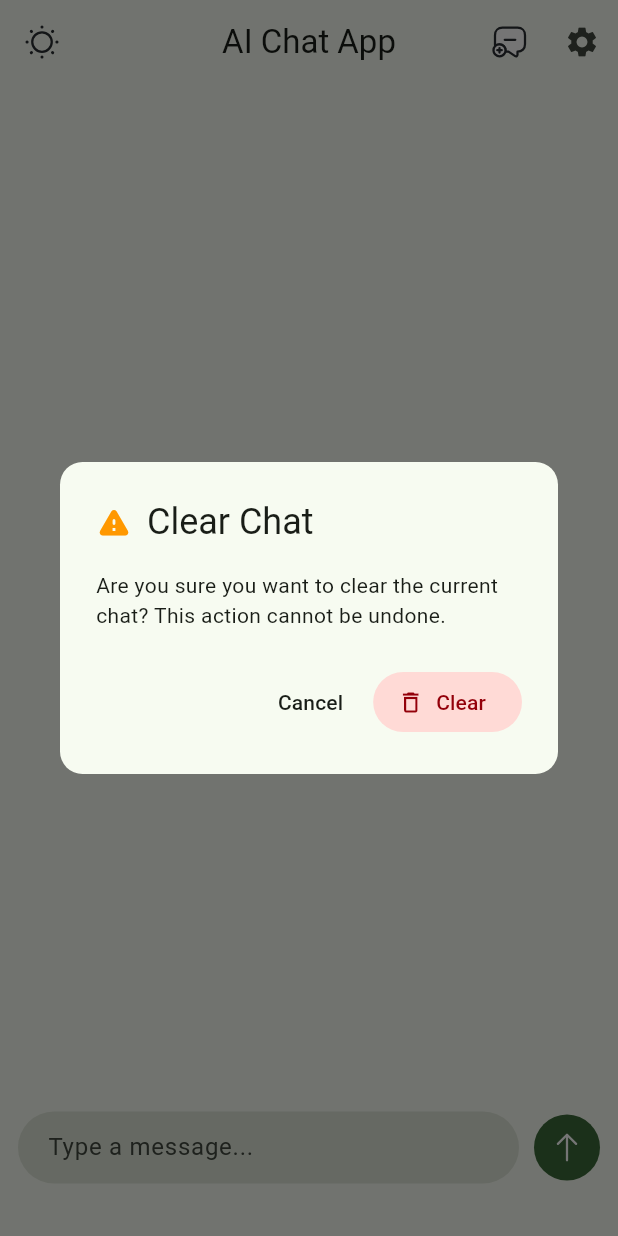
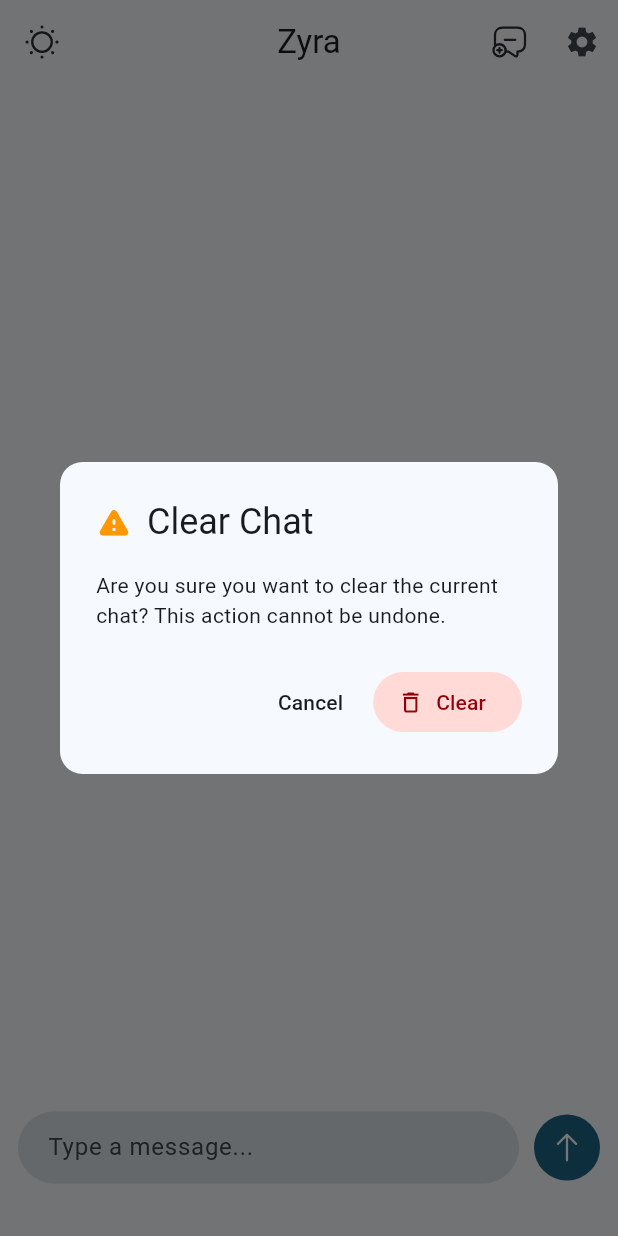
Before and after one commit to dizzpy/Gemini-Ai-ChatApp, a Flutter app: the screen it shows after launch, after a tap on an icon or button, on a phone screen of 412 x 824 dp. Run offline on Flutter 3.47's test engine with Material 3 defaults, Android fonts, the phone set to English and light mode, and no system bars; our stand-ins replace delightful_toast, flutter_markdown, flutter_svg, google_generative_ai, shared_preferences.

Commit message:
refactor: color and chat bubble

```diff
--- a/lib/main.dart
+++ b/lib/main.dart
@@ -18,14 +18,14 @@ class _MyAppState extends State<MyApp> {
   @override
   Widget build(BuildContext context) {
     return MaterialApp(
-      title: 'AI Chat App',
+      title: 'Zyra',
       theme: ThemeData(
-        colorSchemeSeed: Colors.green,
+        colorSchemeSeed: Colors.lightBlueAccent,
         useMaterial3: true,
       ),
       darkTheme: ThemeData.dark().copyWith(
         colorScheme: ColorScheme.fromSeed(
-          seedColor: Colors.green,
+          seedColor: Colors.blue,
           brightness: Brightness.dark,
           background: Colors.black38,
         ),
--- a/lib/pages/home_page.dart
+++ b/lib/pages/home_page.dart
@@ -388,7 +388,7 @@ class _HomePageState extends State<HomePage>
     FocusScope.of(context).unfocus();
 
     setState(() {
-      _messages.add("You: ${_controller.text}");
+      _messages.add(_controller.text);
       _messages.add("AI: Typing...");
       _isTyping = true;
     });
@@ -410,8 +410,8 @@ class _HomePageState extends State<HomePage>
       );
 
       final chatHistory = _messages
-          .where((msg) => msg.startsWith("You: ") || msg.startsWith("AI: "))
-          .map((msg) => Content.text(msg.substring(4)))
+          .map((msg) =>
+              Content.text(msg.startsWith("AI: ") ? msg.substring(4) : msg))
           .toList();
 
       final chat = model.startChat(
@@ -487,7 +487,7 @@ class _HomePageState extends State<HomePage>
   Widget build(BuildContext context) {
     return Scaffold(
       appBar: AppBar(
-        title: const Text("AI Chat App"),
+        title: const Text("Zyra"),
         leading: IconButton(
           icon: SvgPicture.asset(
             widget.isDarkMode ? AssetsIcons.moon : AssetsIcons.sun,
```
Also changed, not shown: lib/components/message_widget.dart (+11 -6 lines), assets/settings.svg (added).
